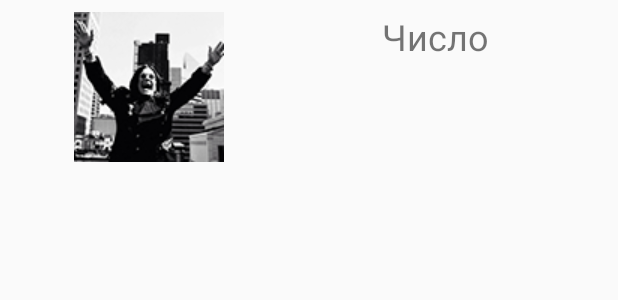
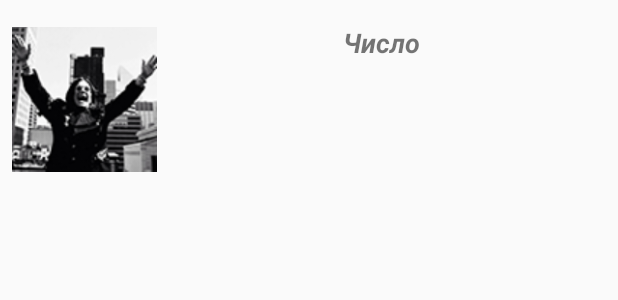
Before and after one commit to fooxer9/Android_first_lab, an Android app: the layout item.xml on its own in the app's theme, with its tools: preview values and no code run, on a phone screen of 412 x 824 dp. Shown: the top 300 px of the screen. Run offline under Robolectric (Android 15) with nearby library versions, the phone set to English and light mode, and no system bars.

Commit message:
IT WORKS!

```diff
--- a/app/src/main/java/msc/fooxer/lab1/SplashScreen.kt
+++ b/app/src/main/java/msc/fooxer/lab1/SplashScreen.kt
@@ -14,6 +14,6 @@ class SplashScreen : AppCompatActivity() {
             val intent = Intent(this, MainActivity::class.java)
             startActivity(intent)
             finish()
-        }, (2 * 1000).toLong())
+        }, (1 * 1000).toLong())
     }
 }
--- a/app/src/main/res/layout/item.xml
+++ b/app/src/main/res/layout/item.xml
@@ -1,27 +1,25 @@
 <?xml version="1.0" encoding="utf-8"?>
-<android.support.constraint.ConstraintLayout xmlns:android="http://schemas.android.com/apk/res/android"
-                                             xmlns:app="http://schemas.android.com/apk/res-auto" xmlns:tools="http://schemas.android.com/tools" android:layout_width="match_parent"
-                                             android:layout_height="match_parent">
+<LinearLayout xmlns:android="http://schemas.android.com/apk/res/android"
+              xmlns:app="http://schemas.android.com/apk/res-auto"
 
-    <LinearLayout
-            android:orientation="vertical"
-            android:layout_width="382dp"
-            android:layout_height="679dp" android:layout_marginTop="8dp"
-            app:layout_constraintTop_toTopOf="parent" app:layout_constraintStart_toStartOf="parent"
+              android:orientation="horizontal"
+              android:layout_width="wrap_content"
+              android:layout_height="wrap_content"
+              app:layout_constraintTop_toTopOf="parent"
+              android:layout_marginTop="16dp" app:layout_constraintStart_toStartOf="parent"
               android:layout_marginStart="8dp" app:layout_constraintEnd_toEndOf="parent" android:layout_marginEnd="8dp">
     <LinearLayout
             android:orientation="horizontal"
             android:layout_width="match_parent"
             android:layout_height="match_parent">
         <ImageView
-                    android:layout_width="25dp"
+                android:layout_width="wrap_content"
                 android:layout_height="wrap_content" app:srcCompat="@drawable/ozzy_icon"
                 android:id="@+id/imageView2" android:layout_weight="1"/>
         <TextView
                 android:text="Число"
-                    android:layout_width="wrap_content"
-                    android:layout_height="101dp" android:id="@+id/textView" android:layout_weight="1"
-                    android:textSize="24sp" android:textAlignment="center"/>
+                android:layout_width="303dp"
+                android:layout_height="match_parent" android:id="@+id/num" android:layout_weight="1"
+                android:textStyle="bold|italic" android:textSize="18sp" android:textAlignment="center"/>
     </LinearLayout>
 </LinearLayout>
-</android.support.constraint.ConstraintLayout>
--- a/app/src/main/res/values/colors.xml
+++ b/app/src/main/res/values/colors.xml
@@ -3,4 +3,6 @@
     <color name="colorPrimary">#3F3F3F</color>
     <color name="colorPrimaryDark">#141414</color>
     <color name="colorAccent">#A3A3A3</color>
+    <color name="evenColor">#CCCCCC</color>
+    <color name="oddColor">#FFFFFF</color>
 </resources>
```
Also changed, not shown: app/src/main/java/msc/fooxer/lab1/MainActivity.kt (+13 -0 lines), app/src/main/java/msc/fooxer/lab1/MyAdapter.kt (+25 -2 lines), app/src/main/res/layout/activity_main.xml (+6 -5 lines). Lines whose indentation alone changed are shown as unchanged.
